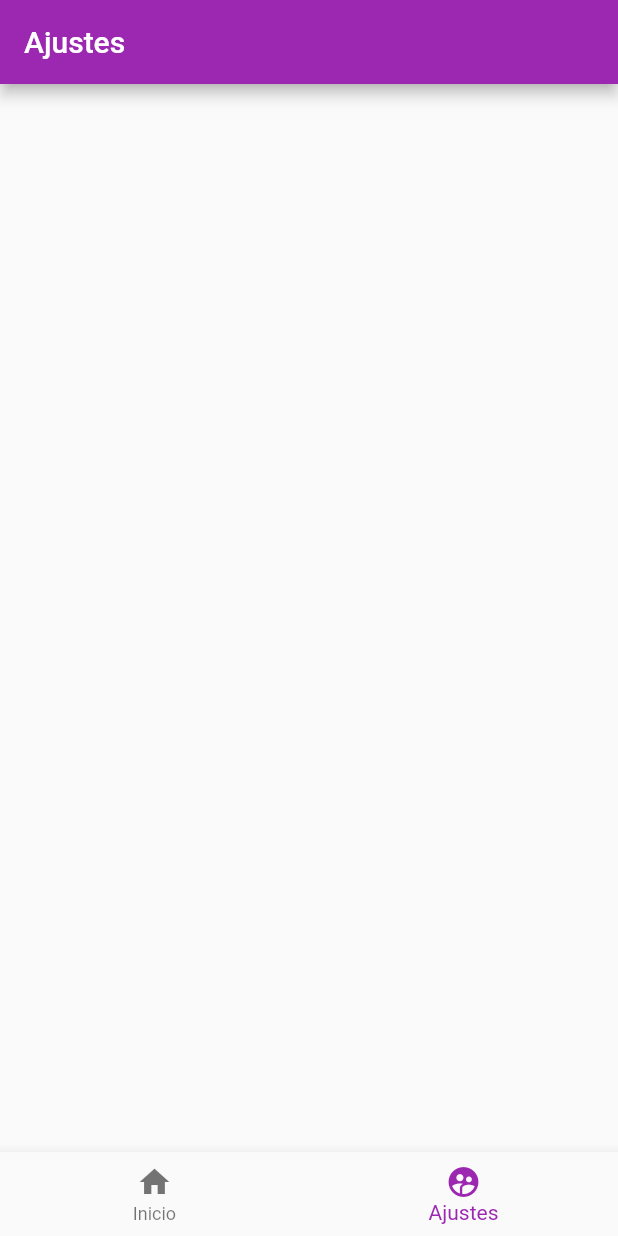
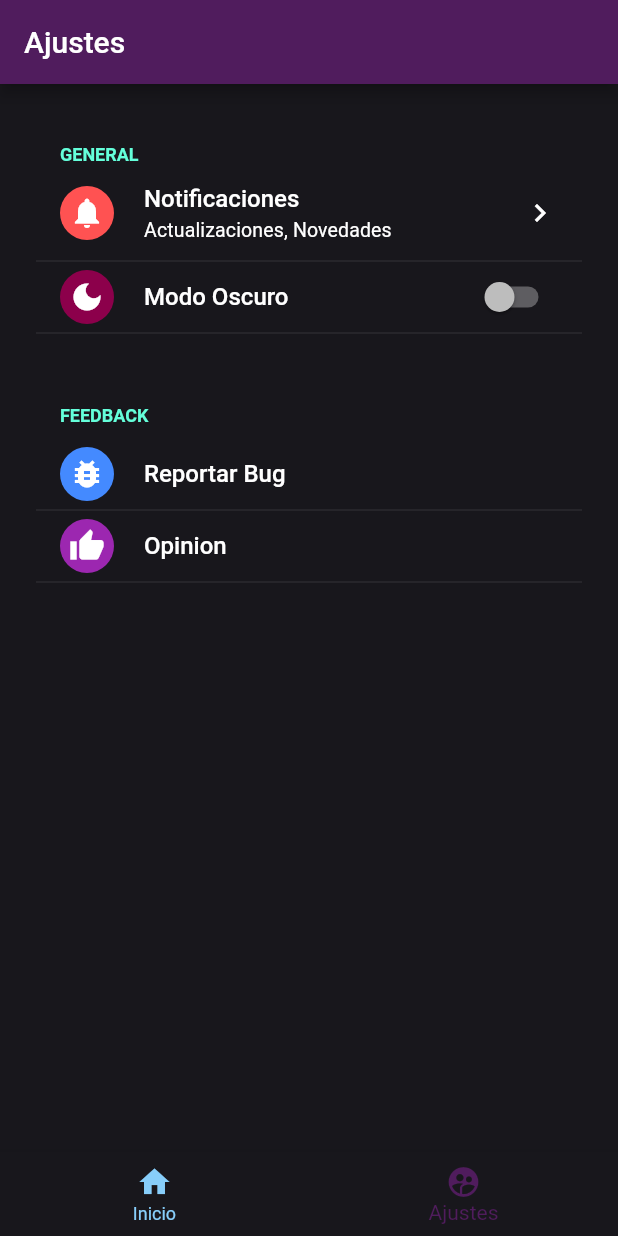
Before and after one commit to chiwaka03/Flutter_app, a Flutter app: the screen it shows after launch, item 2 of the bottom bar chosen, on a phone screen of 412 x 824 dp. Run offline on Flutter 3.47's test engine with Material 2 defaults, Android fonts, the phone set to English and light mode, and no system bars; drawn by our look-alikes of flutter_settings_screens.

Commit message:
Add files via upload

```diff
--- /dev/null
+++ b/lib/iconWidget.dart
@@ -0,0 +1,23 @@
+import 'package:flutter/material.dart';
+
+//clase para estetica de ajustes
+class IconWidget extends StatelessWidget {
+  final IconData icon;
+  final Color color;
+
+  const IconWidget({
+    Key? key,
+    required this.icon,
+    required this.color,
+}) : super(key: key);
+
+@override
+  Widget build (BuildContext context) => Container (
+    padding: EdgeInsets.all(6),
+    decoration: BoxDecoration(
+      shape: BoxShape.circle,
+      color: color,
+    ),
+    child: Icon(icon, color: Colors.white),
+  );
+}
--- a/lib/main.dart
+++ b/lib/main.dart
@@ -1,14 +1,18 @@
 import 'package:flutter/material.dart';
+import 'package:flutter_settings_screens/flutter_settings_screens.dart';
+import 'package:untitled1/notiPagina.dart';
 import 'package:untitled1/paginaInicio.dart';
 import 'package:untitled1/paginaUsuarios.dart';
 
-void main() => runApp(MyApp());
+Future main () async {
+  await Settings.init(cacheProvider: SharePreferenceCache());
+  runApp(MyApp());
+}
 
 class MyApp extends StatefulWidget {
   @override
   _MyAppState createState() => _MyAppState();
 }
-
 
 class _MyAppState extends State <MyApp> {
 
@@ -20,15 +24,35 @@ class _MyAppState extends State <MyApp> {
 
   @override
   Widget build(BuildContext context){
-    return MaterialApp(
-      debugShowCheckedModeBanner: false,//para quitar la etiqueta de debug
-        theme: ThemeData(primarySwatch: Colors.purple),
+    return ValueChangeObserver <bool>(
+      cacheKey: paginaUsuario.oscuro,
+
+      defaultValue: true,
+        builder: (_, isDarkMode, __) => MaterialApp(
+          debugShowCheckedModeBanner: false,//para quitar la etiqueta de debug
+          theme: isDarkMode
+            ?ThemeData.dark().copyWith(
+              appBarTheme: AppBarTheme(
+                color: const Color(0xFF501c5d),
+              ),
+              primaryColor: Colors.black,
+              scaffoldBackgroundColor: Color(0xFF18171c),
+              canvasColor: Color(0xFF18171c),
+          )
+          :ThemeData.light().copyWith(
+              appBarTheme: AppBarTheme(
+                color: const Color(0xFF501c5d),
+              ),
+              primaryColor: Color(0xFF501c5d),
+              scaffoldBackgroundColor: Color(0xFFfafbfd),
+              canvasColor: Color(0xFFfafbfd)
+          ),
           home: Scaffold(
-
-
             body: paginas[paginaActual],
             //Botones de abajo
             bottomNavigationBar: BottomNavigationBar(
+              unselectedItemColor: Color(0xFF87CEFA),
+                selectedItemColor: Color(0xFF501c5d),
                 onTap: (introducido){
                   setState(() {
                     paginaActual = introducido;
@@ -41,6 +65,8 @@ class _MyAppState extends State <MyApp> {
                 BottomNavigationBarItem(icon: Icon(Icons.supervised_user_circle_rounded), label: "Ajustes"),
               ],
             ),
-      ));
+      )
+        )
+    );
   }
 }
--- /dev/null
+++ b/lib/notiPagina.dart
@@ -0,0 +1,43 @@
+import 'package:flutter/material.dart';
+import 'package:flutter_settings_screens/flutter_settings_screens.dart';
+import 'package:untitled1/iconWidget.dart';
+
+import 'iconWidget.dart';
+
+class notiPagina extends StatelessWidget {
+  static const keyNov = 'key-nov';
+  static const KeyAct = 'key-act';
+
+  @override
+  Widget build (BuildContext context) => SimpleSettingsTile (
+    title: 'Notificaciones',
+    subtitle: 'Actualizaciones, Novedades',
+    leading: IconWidget(
+      icon: Icons.notifications,
+      color: Colors.redAccent,
+    ),
+    child: SettingsScreen(
+      title: 'Notificaciones',
+      children: <Widget>[
+        buildNov(),
+        buildAct(),
+      ],
+    ),
+  );
+      Widget buildNov()=> SwitchSettingsTile(
+        settingKey: keyNov,
+        leading: IconWidget(
+            icon: Icons.message,
+            color: Colors.blue
+        ),
+        title: 'Novedades',
+  );
+      Widget buildAct()=> SwitchSettingsTile(
+        settingKey: KeyAct,
+        leading: IconWidget(
+            icon: Icons.update,
+            color: Colors.orangeAccent
+        ),
+        title: 'Actualizaciones',
+  );
+}
--- a/lib/paginaUsuarios.dart
+++ b/lib/paginaUsuarios.dart
@@ -1,16 +1,77 @@
 import 'package:flutter/material.dart';
 import 'package:flutter/cupertino.dart';
+import 'package:flutter_settings_screens/flutter_settings_screens.dart';
+import 'package:untitled1/iconWidget.dart';
+import 'package:url_launcher/url_launcher.dart';
+
+import 'cuentaPagina.dart';
+import 'notiPagina.dart';
 
 class paginaUsuario extends StatelessWidget {
   const paginaUsuario ({key}) : super(key: key);
+  static const oscuro = 'Key-Oscuro';
 
   @override
-  Widget build(BuildContext context) {
-    return Scaffold(
-      appBar: AppBar(
-        title: Text('Ajustes'),
+  Widget build(BuildContext context) => Scaffold (
+    appBar: AppBar(
+      title: Text('Ajustes'),
+    ),
+      body: SafeArea(
+        child: ListView (
+            padding: EdgeInsets.all(24),
+            children: [
+              SettingsGroup(
+                  title: 'General',
+                  children: <Widget>[
+                    //cuentaPagina(),
+                    notiPagina(),
+                    modoOscuro(context),
+                    //buildLogout(context),
+                  ],
+              ),
+              const SizedBox(height: 32),
+              SettingsGroup(title: 'Feedback',
+                  children: <Widget>[
+                    const SizedBox(height: 8),
+                    reportBug(context),
+                    sendFeedback(context),
+                  ]
+              ),
+            ] ,
+        ),
       ),
+  );
 
-    );
-  }
+//Aqui creamos los ajustes
+  Widget buildLogout(context)=> SimpleSettingsTile(
+      title: 'Cerrar Sesion',
+      subtitle: '',
+      leading: IconWidget(icon: Icons.logout, color: Colors.blueAccent),
+      onTap: (){},
+  );
+  Widget reportBug(context)=> SimpleSettingsTile(
+    title: 'Reportar Bug',
+    subtitle: '',
+    leading: IconWidget(icon: Icons.bug_report, color: Colors.blueAccent),
+    onTap: (){
+      launch('mailto:wearethrift3r@gmail.com?subject=Bug');
+    },
+  );
+  Widget sendFeedback(context)=> SimpleSettingsTile(
+    title: 'Opinion',
+    subtitle: '',
+    leading: IconWidget(icon: Icons.thumb_up, color: Colors.purple),
+    onTap: (){
+      launch('mailto:wearethrift3r@gmail.com?subject=My_opinion');
+    },
+  );
+  Widget modoOscuro(context)=> SwitchSettingsTile(
+      settingKey: oscuro,
+      leading: IconWidget(
+        icon: Icons.dark_mode,
+        color: Color(0xFF8c004b),
+      ),
+    title: 'Modo Oscuro',
+    onChange: (_){},
+  );
 }
```
Also changed, not shown: lib/cuentaPagina.dart (added, +55 -0 lines), lib/paginaInicio.dart (+62 -2 lines), lib/product.dart (added, +15 -0 lines), lib/resultadoPagina.dart (added, +165 -0 lines).
